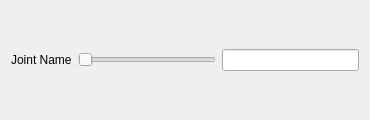
Above: victor_python/victor_python/slider_widget.ui from UM-ARM-Lab/kuka_iiwa_interface before the change. Below: the same form after it.
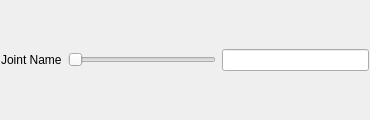
That is the form after the change.

Commit message: working on victor command gui

```diff
--- a/victor_python/victor_python/slider_widget.ui
+++ b/victor_python/victor_python/slider_widget.ui
@@ -14,6 +14,21 @@
    <string>Form</string>
   </property>
   <layout class="QHBoxLayout" name="horizontalLayout_2">
+   <property name="spacing">
+    <number>6</number>
+   </property>
+   <property name="leftMargin">
+    <number>1</number>
+   </property>
+   <property name="topMargin">
+    <number>1</number>
+   </property>
+   <property name="rightMargin">
+    <number>1</number>
+   </property>
+   <property name="bottomMargin">
+    <number>1</number>
+   </property>
    <item>
     <widget class="QLabel" name="label">
      <property name="text">
```
The commit also changes 3 other files.
